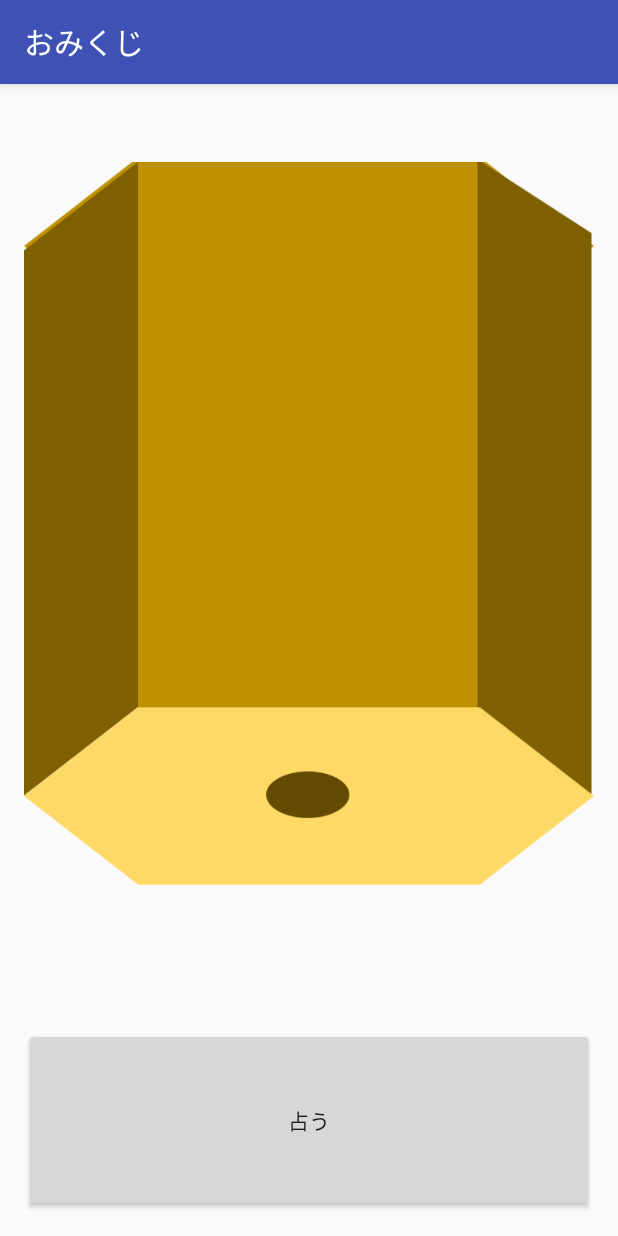
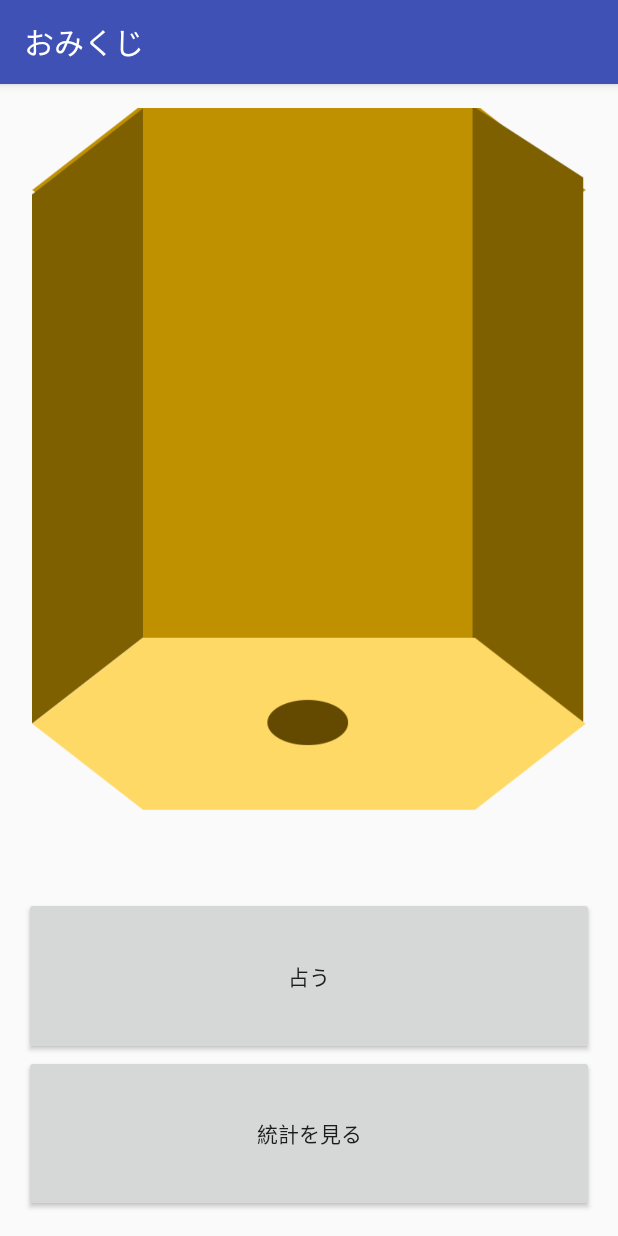
Before and after one commit to kishimotoyk/Omikuji, an Android app: the screen it shows after launch (MainActivity), on a phone screen of 412 x 824 dp. Run offline under Robolectric (Android 15) with nearby library versions, the phone set to English and light mode, and no system bars.

Commit message:
基礎作りました

```diff
--- a/app/src/main/AndroidManifest.xml
+++ b/app/src/main/AndroidManifest.xml
@@ -15,6 +15,7 @@
                 <category android:name="android.intent.category.LAUNCHER" />
             </intent-filter>
         </activity>
+        <activity android:name=".TableActivity"></activity>
     </application>
 
 </manifest>
--- a/app/src/main/res/layout/activity_main.xml
+++ b/app/src/main/res/layout/activity_main.xml
@@ -26,5 +26,15 @@
         android:id="@+id/button"
         android:layout_gravity="bottom"
         android:onClick="onClick"
-        android:layout_weight="5"/>
+        android:layout_weight="3"/>
+
+    <Button
+        android:layout_width="match_parent"
+        android:layout_height="match_parent"
+        android:text="統計を見る"
+        android:id="@+id/button2"
+        android:layout_gravity="bottom"
+        android:onClick="onClick2"
+        android:layout_weight="3"/>
+
 </LinearLayout>
--- a/app/src/main/res/values/strings.xml
+++ b/app/src/main/res/values/strings.xml
@@ -1,3 +1,6 @@
 <resources>
     <string name="app_name">おみくじ</string>
+    <string name="button1">占う</string>
+    <string name="button2">統計を見る</string>
+    <string name="Return">戻る</string>
 </resources>
```
Also changed, not shown: app/src/main/java/org/t_robop/kishimoto/omikuji/MainActivity.java (+70 -14 lines), app/src/main/java/org/t_robop/kishimoto/omikuji/TableActivity.java (added, +16 -0 lines), app/src/main/res/layout/activity_table.xml (added, +12 -0 lines).
